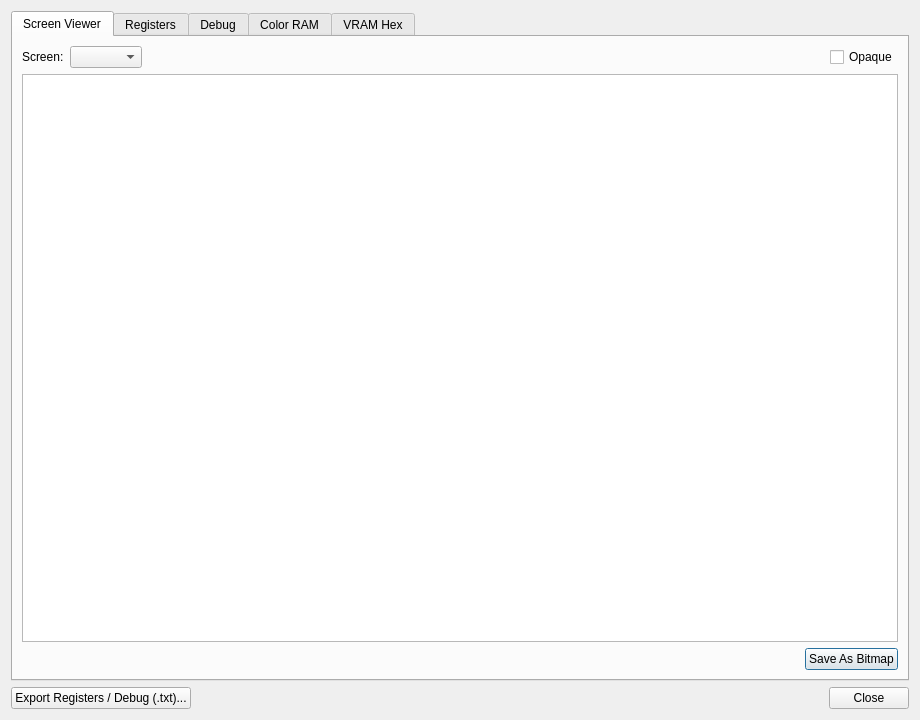
The window that yabause/src/port/qt/ui/UIDebugVDP2Viewer.ui (BenjaminSiskoo/Kronos_test) describes before a commit, drawn with Qt 5.
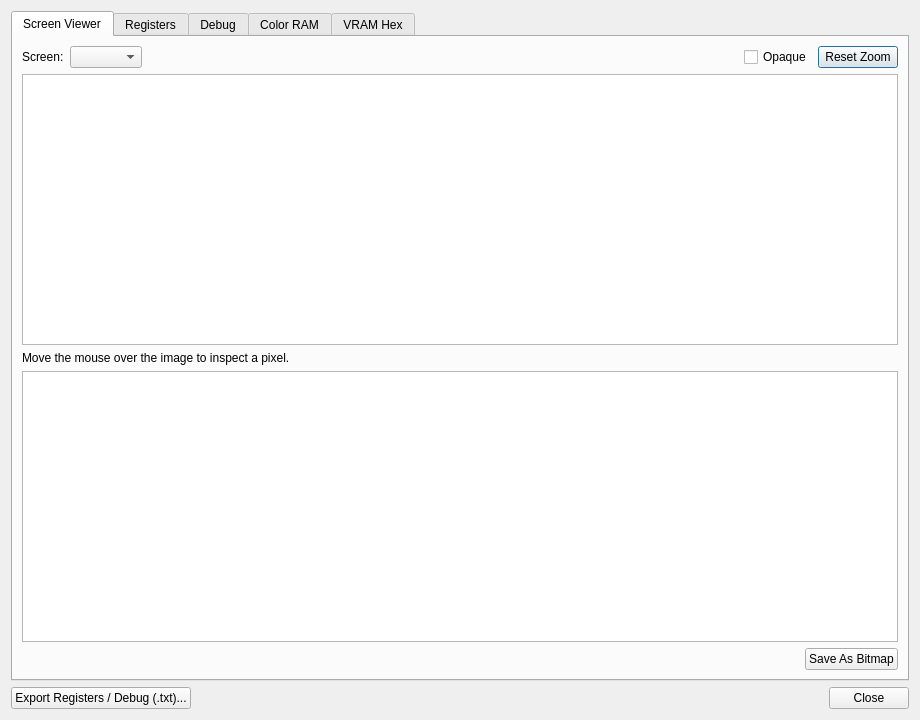
The same window after the commit.

Commit message: remove redundant "Final (Composite)" screen, add per-layer info panel + pixel inspector, fix stale image on reopen

Diff of the .ui file:
```diff
--- a/yabause/src/port/qt/ui/UIDebugVDP2Viewer.ui
+++ b/yabause/src/port/qt/ui/UIDebugVDP2Viewer.ui
@@ -17,8 +17,23 @@
         <item><widget class="QComboBox" name="cbScreen"/></item>
         <item><spacer name="hs1"><property name="orientation"><enum>Qt::Horizontal</enum></property><property name="sizeHint" stdset="0"><size><width>40</width><height>20</height></size></property></spacer></item>
         <item><widget class="QCheckBox" name="cbOpaque"><property name="text"><string>Opaque</string></property></widget></item>
+        <item><widget class="QPushButton" name="pbResetZoom">
+         <property name="toolTip"><string>Fit the image back into the view (Ctrl+wheel to zoom)</string></property>
+         <property name="text"><string>Reset Zoom</string></property>
+        </widget></item>
        </layout></item>
-       <item><widget class="QGraphicsView" name="gvScreen"><property name="sizePolicy"><sizepolicy hsizetype="Expanding" vsizetype="Expanding"><horstretch>0</horstretch><verstretch>0</verstretch></sizepolicy></property></widget></item>
+       <item><widget class="QGraphicsView" name="gvScreen">
+        <property name="sizePolicy"><sizepolicy hsizetype="Expanding" vsizetype="Expanding"><horstretch>0</horstretch><verstretch>0</verstretch></sizepolicy></property>
+        <property name="mouseTracking"><bool>true</bool></property>
+       </widget></item>
+       <item><widget class="QLabel" name="lPixelInfo">
+        <property name="text"><string>Move the mouse over the image to inspect a pixel.</string></property>
+       </widget></item>
+       <item><widget class="QPlainTextEdit" name="pteScreenInfo">
+        <property name="readOnly"><bool>true</bool></property>
+        <property name="font"><font><family>Courier New</family><pointsize>9</pointsize></font></property>
+        <property name="maximumHeight"><number>110</number></property>
+       </widget></item>
        <item><layout class="QHBoxLayout">
         <item><spacer name="hs2"><property name="orientation"><enum>Qt::Horizontal</enum></property><property name="sizeHint" stdset="0"><size><width>40</width><height>20</height></size></property></spacer></item>
         <item><widget class="QPushButton" name="pbSaveAsBitmap"><property name="text"><string>Save As Bitmap</string></property></widget></item>
```
The commit also changes 2 other files.
